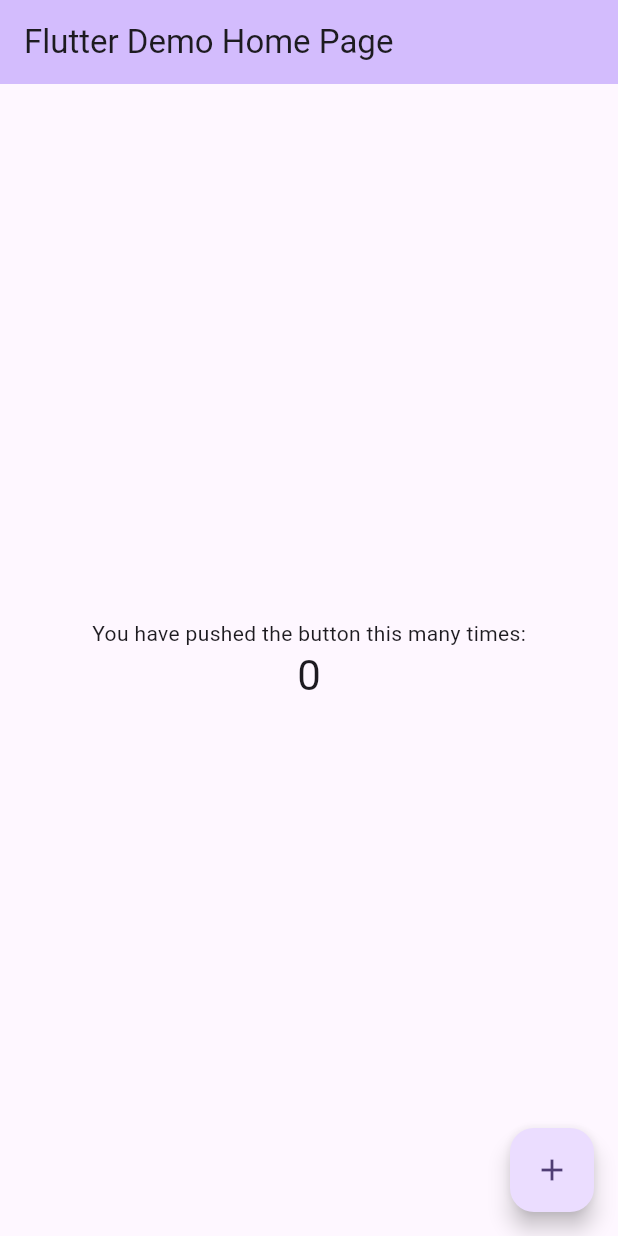
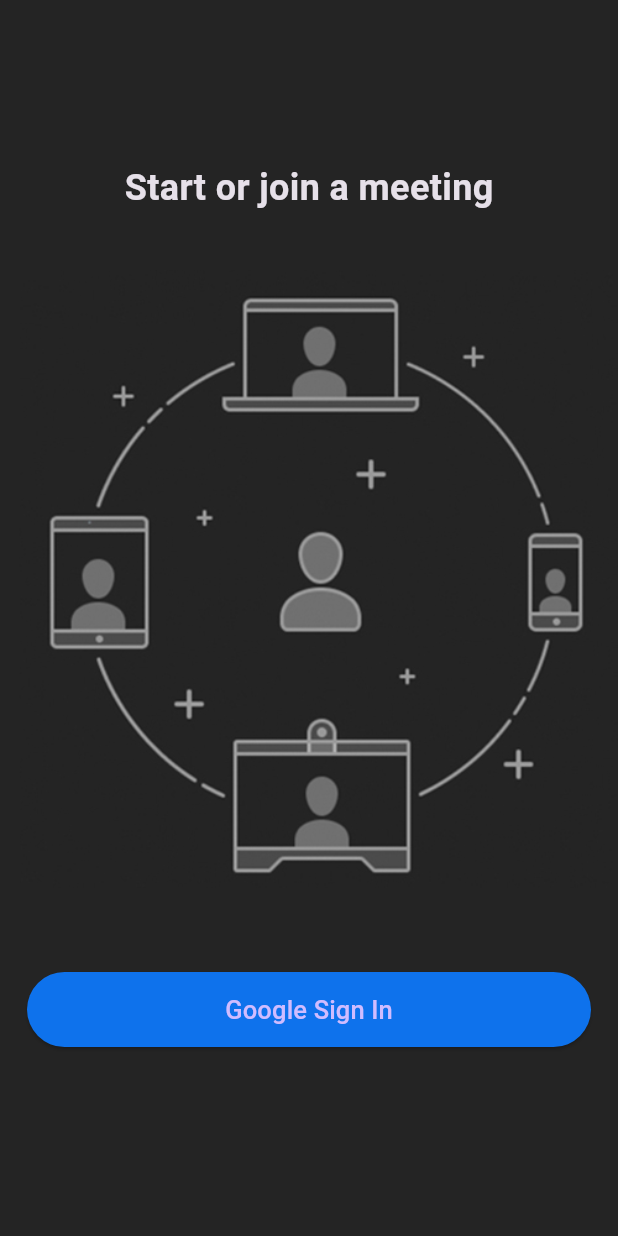
Before and after one commit to mohdanas700/Zoom_Full_Stack, a Flutter app: the screen it shows after launch, on a phone screen of 412 x 824 dp. Run offline on Flutter 3.47's test engine with Material 3 defaults, Android fonts, the phone set to English and light mode, and no system bars.

Commit message:
Login Screen UI Done

```diff
--- /dev/null
+++ b/lib/login_screen.dart
@@ -0,0 +1,37 @@
+import 'package:flutter/material.dart';
+import 'package:zoom_full_stack/widgets/custom_button.dart';
+
+class LoginScreen extends StatefulWidget {
+  const LoginScreen({super.key});
+
+  @override
+  State<LoginScreen> createState() => _LoginScreenState();
+}
+
+class _LoginScreenState extends State<LoginScreen> {
+  @override
+  Widget build(BuildContext context) {
+    return Scaffold(
+      body: Column(
+        mainAxisAlignment: MainAxisAlignment.center,
+        children: <Widget>[
+          const Text(
+            'Start or join a meeting',
+            style: TextStyle(
+              fontSize: 24,
+              fontWeight: FontWeight.bold,
+            ),
+          ),
+          Padding(
+            padding: const EdgeInsets.symmetric(vertical: 38.0),
+            child: Image.asset('assets/images/onboarding.jpg'),
+          ),
+          CustomButton(
+            text: 'Google Sign In',
+            onPressed: () {},
+          )
+        ],
+      ),
+    );
+  }
+}
--- a/lib/main.dart
+++ b/lib/main.dart
@@ -1,4 +1,6 @@
 import 'package:flutter/material.dart';
+import 'package:zoom_full_stack/login_screen.dart';
+import 'package:zoom_full_stack/utils/colors.dart';
 
 void main() {
   runApp(const MyApp());
@@ -11,115 +13,15 @@
   @override
   Widget build(BuildContext context) {
     return MaterialApp(
-      title: 'Flutter Demo',
-      theme: ThemeData(
-        // This is the theme of your application.
-        //
-        // TRY THIS: Try running your application with "flutter run". You'll see
-        // the application has a purple toolbar. Then, without quitting the app,
-        // try changing the seedColor in the colorScheme below to Colors.green
-        // and then invoke "hot reload" (save your changes or press the "hot
-        // reload" button in a Flutter-supported IDE, or press "r" if you used
-        // the command line to start the app).
-        //
-        // Notice that the counter didn't reset back to zero; the application
-        // state is not lost during the reload. To reset the state, use hot
-        // restart instead.
-        //
-        // This works for code too, not just values: Most code changes can be
-        // tested with just a hot reload.
-        colorScheme: ColorScheme.fromSeed(seedColor: Colors.deepPurple),
-        useMaterial3: true,
+      debugShowCheckedModeBanner: false,
+      title: 'Full Stack Zoom',
+      theme: ThemeData.dark().copyWith(
+        scaffoldBackgroundColor: backgroundColor
       ),
-      home: const MyHomePage(title: 'Flutter Demo Home Page'),
+      routes: {
+        '/login': (context) => const LoginScreen(),
+      },
+      home: const LoginScreen(),
     );
   }
 }
-
-class MyHomePage extends StatefulWidget {
-  const MyHomePage({super.key, required this.title});
-
-  // This widget is the home page of your application. It is stateful, meaning
-  // that it has a State object (defined below) that contains fields that affect
-  // how it looks.
-
-  // This class is the configuration for the state. It holds the values (in this
-  // case the title) provided by the parent (in this case the App widget) and
-  // used by the build method of the State. Fields in a Widget subclass are
-  // always marked "final".
-
-  final String title;
-
-  @override
-  State<MyHomePage> createState() => _MyHomePageState();
-}
-
-class _MyHomePageState extends State<MyHomePage> {
-  int _counter = 0;
-
-  void _incrementCounter() {
-    setState(() {
-      // This call to setState tells the Flutter framework that something has
-      // changed in this State, which causes it to rerun the build method below
-      // so that the display can reflect the updated values. If we changed
-      // _counter without calling setState(), then the build method would not be
-      // called again, and so nothing would appear to happen.
-      _counter++;
-    });
-  }
-
-  @override
-  Widget build(BuildContext context) {
-    // This method is rerun every time setState is called, for instance as done
-    // by the _incrementCounter method above.
-    //
-    // The Flutter framework has been optimized to make rerunning build methods
-    // fast, so that you can just rebuild anything that needs updating rather
-    // than having to individually change instances of widgets.
-    return Scaffold(
-      appBar: AppBar(
-        // TRY THIS: Try changing the color here to a specific color (to
-        // Colors.amber, perhaps?) and trigger a hot reload to see the AppBar
-        // change color while the other colors stay the same.
-        backgroundColor: Theme.of(context).colorScheme.inversePrimary,
-        // Here we take the value from the MyHomePage object that was created by
-        // the App.build method, and use it to set our appbar title.
-        title: Text(widget.title),
-      ),
-      body: Center(
-        // Center is a layout widget. It takes a single child and positions it
-        // in the middle of the parent.
-        child: Column(
-          // Column is also a layout widget. It takes a list of children and
-          // arranges them vertically. By default, it sizes itself to fit its
-          // children horizontally, and tries to be as tall as its parent.
-          //
-          // Column has various properties to control how it sizes itself and
-          // how it positions its children. Here we use mainAxisAlignment to
-          // center the children vertically; the main axis here is the vertical
-          // axis because Columns are vertical (the cross axis would be
-          // horizontal).
-          //
-          // TRY THIS: Invoke "debug painting" (choose the "Toggle Debug Paint"
-          // action in the IDE, or press "p" in the console), to see the
-          // wireframe for each widget.
-          mainAxisAlignment: MainAxisAlignment.center,
-          children: <Widget>[
-            const Text(
-              'You have pushed the button this many times:',
-            ),
-            Text(
-              '$_counter',
-              style: Theme.of(context).textTheme.headlineMedium,
-            ),
-          ],
-        ),
-      ),
-      floatingActionButton: FloatingActionButton(
-        onPressed: _incrementCounter,
-        tooltip: 'Increment',
-        child: const Icon(Icons.add),
-      ), // This trailing comma makes auto-formatting nicer for build methods.
-    );
-  }
-}
--- /dev/null
+++ b/lib/utils/colors.dart
@@ -0,0 +1,6 @@
+import 'package:flutter/material.dart';
+
+const backgroundColor = Color.fromRGBO(36, 36, 36, 1);
+const buttonColor = Color.fromRGBO(14, 114, 236, 1);
+const footerColor = Color.fromRGBO(26, 26, 26, 1);
+const secondaryBackgroundColor = Color.fromRGBO(46, 46, 46, 1);
--- /dev/null
+++ b/lib/widgets/custom_button.dart
@@ -0,0 +1,26 @@
+import 'package:flutter/material.dart';
+import 'package:zoom_full_stack/utils/colors.dart';
+
+class CustomButton extends StatelessWidget {
+  final String text;
+  final VoidCallback onPressed;
+  const CustomButton({super.key, required this.text,required this.onPressed});
+
+  @override
+  Widget build(BuildContext context) {
+    return Padding(
+      padding: const EdgeInsets.all(18.0),
+      child: ElevatedButton(
+        onPressed: onPressed,
+        child: Text(
+          text,
+          style: const TextStyle(fontSize: 17),
+        ),
+        style: ElevatedButton.styleFrom(
+          backgroundColor: buttonColor,
+          minimumSize: const Size(double.infinity, 50)
+        ),
+      ),
+    );
+  }
+}
--- a/pubspec.yaml
+++ b/pubspec.yaml
@@ -59,8 +59,8 @@
   uses-material-design: true
 
   # To add assets to your application, add an assets section, like this:
-  # assets:
-  #   - images/a_dot_burr.jpeg
+  assets:
+    - assets/images/onboarding.jpg
   #   - images/a_dot_ham.jpeg
 
   # An image asset can refer to one or more resolution-specific "variants", see
```
Also changed, not shown: assets/images/onboarding.jpg (added).
